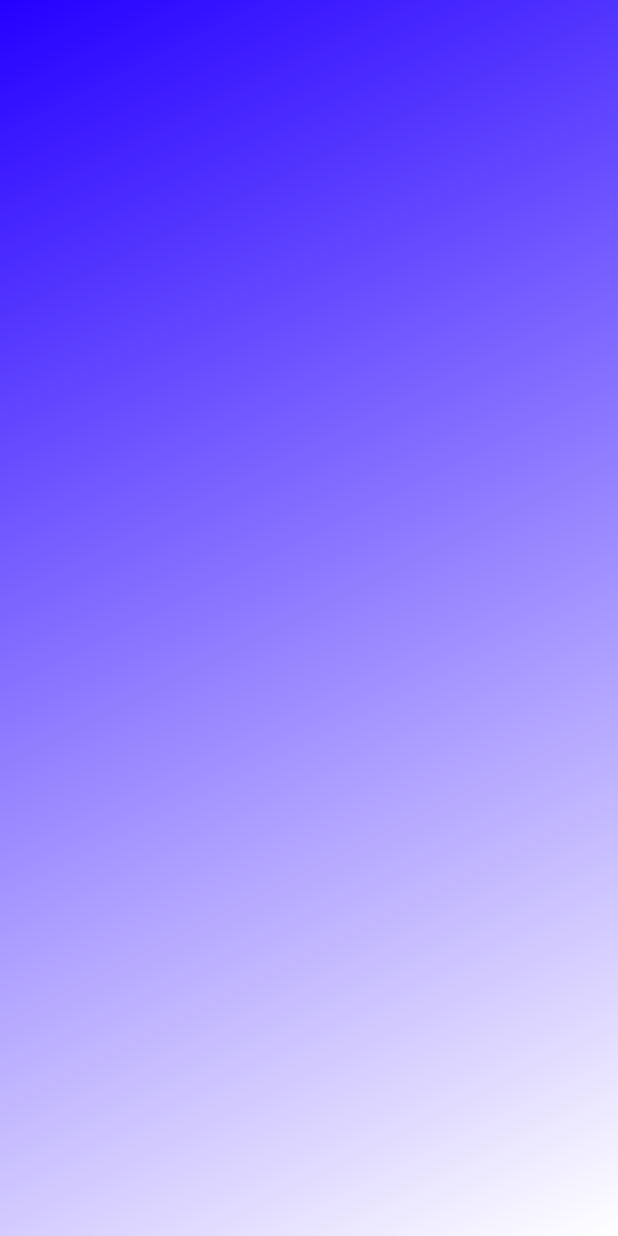
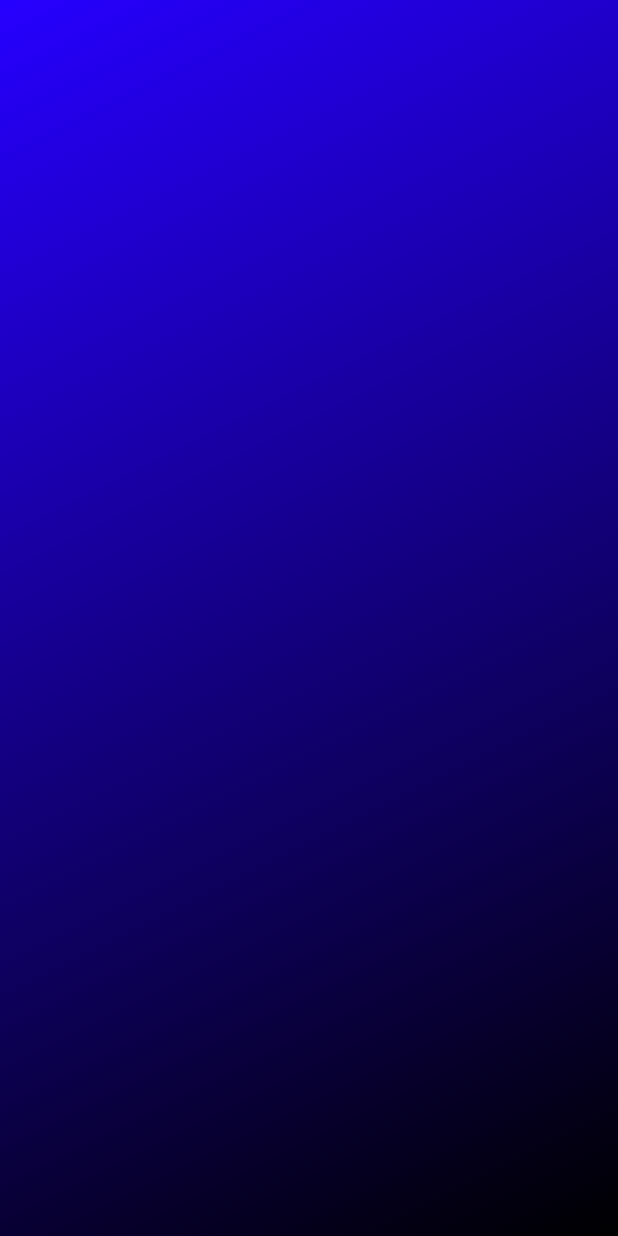
Before and after one commit to NoobBPS/vigenesia_app, a Flutter app: the MainScreens screen opened directly, on a phone screen of 412 x 824 dp. Run offline on Flutter 3.47's test engine with Material 3 defaults, Android fonts, the phone set to English and light mode, and no system bars; our stand-ins replace another_flushbar, dio, flutter_form_builder, google_fonts; network calls fail.

Commit message:
Update MainScreens.dart

```diff
--- a/lib/Screens/MainScreens.dart
+++ b/lib/Screens/MainScreens.dart
@@ -103,7 +103,7 @@ class _MainScreenState extends State<MainScreens> {
           child: Container(
             decoration: BoxDecoration(
               gradient: LinearGradient(
-                colors: [Color.fromRGBO(38, 0, 255, 1), Color.fromRGBO(255, 255, 255, 1)],
+                colors: [Color.fromRGBO(38, 0, 255, 1), Color.fromRGBO(0, 0, 0, 1)],
                 begin: Alignment.topLeft,
                 end: Alignment.bottomRight,
               ),
```
